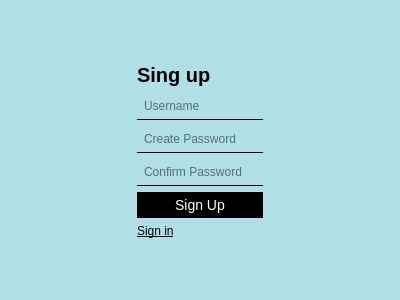
First picture: the form in training-diary/signup.ui, repository userDymon/training-diary, before the edit.
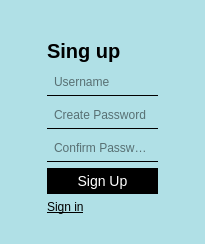
Second picture: the form after the edit.

```diff
--- a/training-diary/signup.ui
+++ b/training-diary/signup.ui
@@ -6,8 +6,8 @@
    <rect>
     <x>0</x>
     <y>0</y>
-    <width>400</width>
-    <height>300</height>
+    <width>205</width>
+    <height>244</height>
    </rect>
   </property>
   <property name="windowTitle">
@@ -72,7 +72,7 @@
      </property>
      <property name="sizeHint" stdset="0">
       <size>
-       <width>120</width>
+       <width>40</width>
        <height>20</height>
       </size>
      </property>
@@ -166,7 +166,7 @@
      </property>
      <property name="sizeHint" stdset="0">
       <size>
-       <width>120</width>
+       <width>40</width>
        <height>20</height>
       </size>
      </property>
```
